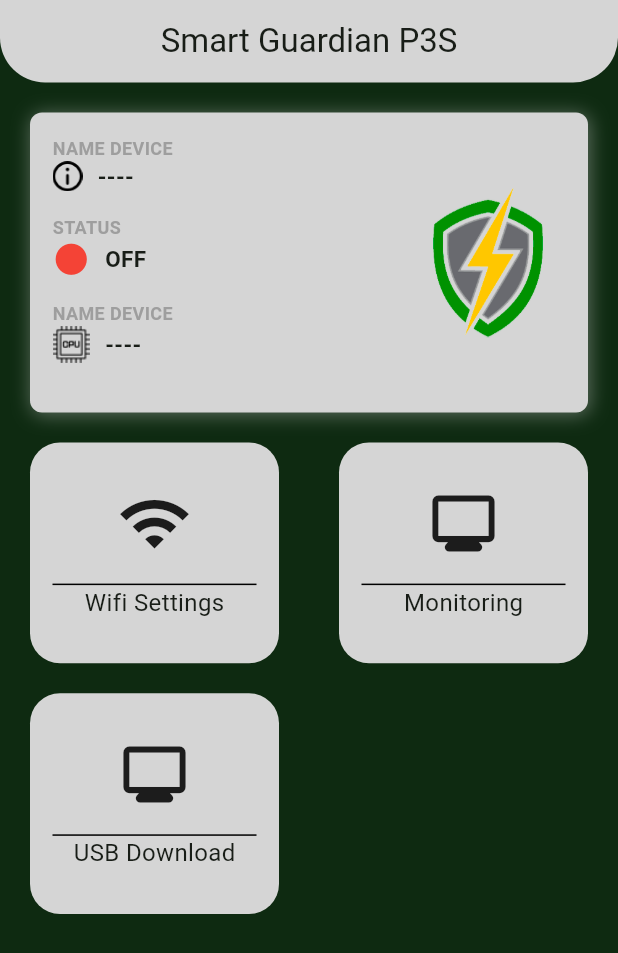
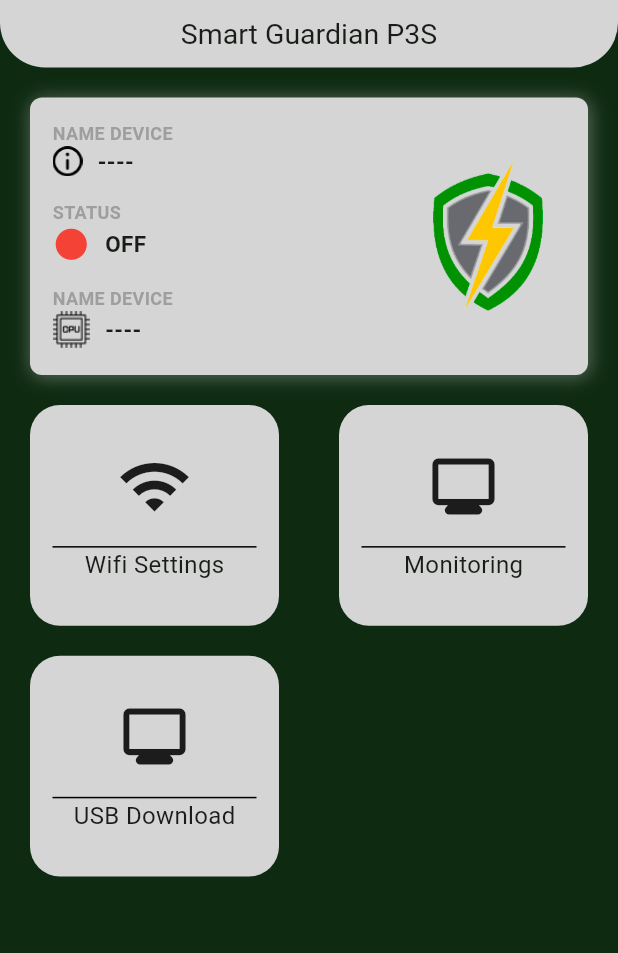
Before and after one commit to jmontero22c/Flutter_Guardian, a Flutter app: the screen it shows after launch, on a phone screen of 412 x 824 dp. Shown: the top 953 px of the screen. Run offline on Flutter 3.47's test engine with Material 3 defaults, Android fonts, the phone set to English and light mode, and no system bars; our stand-ins replace location; missing offline and left inert: network_info_plus.

```diff
--- a/lib/Routes/routes.dart
+++ b/lib/Routes/routes.dart
@@ -1,5 +1,6 @@
 class RouteManager{
   static const home = '/';
   static const wifiSetting = '/wifi_setting';
+  static const monitoringMenu = '/monitoring_menu';
   static const monitoring = '/monitoring';
 }
--- a/lib/components/app_bar.dart
+++ b/lib/components/app_bar.dart
@@ -10,14 +10,16 @@ class AppBarCustom extends StatelessWidget implements PreferredSizeWidget {
     return AppBar(
       backgroundColor: AppColors.secondColor,
       shape: const RoundedRectangleBorder(
-        borderRadius: BorderRadius.vertical(bottom: Radius.circular(30))
+          borderRadius: BorderRadius.vertical(bottom: Radius.circular(30))),
+      centerTitle: true,
+      title: Text(
+        tittle,
+        style: const TextStyle(fontSize: 19),
       ),
-      centerTitle: true,
-      title: Text(tittle),
       iconTheme: const IconThemeData(color: AppColors.mainColor),
     );
   }
 
   @override
-  Size get preferredSize => const Size.fromHeight(55);
+  Size get preferredSize => const Size.fromHeight(45);
 }
--- /dev/null
+++ b/lib/components/box_menu.dart
@@ -0,0 +1,47 @@
+import 'package:flutter/material.dart';
+import 'package:my_app/Colors/colors.dart';
+
+class BoxMenu extends StatelessWidget {
+  final IconData icon;
+  final String tittleBox;
+  final EdgeInsetsGeometry margins;
+  const BoxMenu({
+    super.key,
+    required this.icon,
+    required this.tittleBox,
+    required this.margins
+  });
+
+  @override
+  Widget build(BuildContext context) {
+    return Container(
+      margin: margins,
+      decoration: BoxDecoration(
+        borderRadius: BorderRadius.circular(20),
+        color: AppColors.secondColor,
+      ),
+
+      child: Column(
+        mainAxisAlignment: MainAxisAlignment.center,
+        children: <Widget>[
+          Icon(icon, size: 50),
+          Container(
+            margin: const EdgeInsets.only(left: 15, right: 15, top: 15),
+            decoration: const BoxDecoration(
+              color: Colors.black,
+            ),
+            height: 1,
+          ),
+          Text(
+            tittleBox,
+            style: const TextStyle(
+              fontSize: 16,
+              // fontWeight: FontWeight.bold
+            ),
+          ),
+        ],
+      ),
+    );
+
+  }
+}
--- a/lib/main.dart
+++ b/lib/main.dart
@@ -2,6 +2,7 @@ import 'package:flutter/material.dart';
 import 'package:my_app/Colors/colors.dart';
 import 'package:my_app/Routes/routes.dart';
 import 'package:my_app/viewmodels/wifi_viewmodel.dart';
+import 'package:my_app/views/monitoring.dart';
 import 'package:my_app/views/monitoring_menu.dart';
 import 'package:my_app/views/wifi_settings.dart';
 import 'package:provider/provider.dart';
@@ -30,9 +31,10 @@ class MyApp extends StatelessWidget {
         // home: const MainPage(),
         initialRoute: RouteManager.home,
         routes: {
-          RouteManager.home         : (context) => const MainPage(),
-          RouteManager.wifiSetting  : (context) => const WifiSettings(),
-          RouteManager.monitoring   : (context) => MonitoringMenu(wifiViewModel: Provider.of<WifiViewModel>(context)),
+          RouteManager.home           : (context) => const MainPage(),
+          RouteManager.wifiSetting    : (context) => const WifiSettings(),
+          RouteManager.monitoringMenu : (context) => MonitoringMenu(wifiViewModel: Provider.of<WifiViewModel>(context)),
+          RouteManager.monitoring     : (context) => const Monitoring()
         },
       ),
     );
--- a/lib/services/wifi_services.dart
+++ b/lib/services/wifi_services.dart
@@ -30,7 +30,6 @@ class WifiServices {
     } catch (err) {
       if (err is TimeoutException) {
         log("Se agotó el tiempo de espera");
-
       }
     }
 
--- a/lib/viewmodels/wifi_viewmodel.dart
+++ b/lib/viewmodels/wifi_viewmodel.dart
@@ -9,7 +9,7 @@ class WifiViewModel extends ChangeNotifier{
   // wifiObject.nameSSID = "";
   String _wifiName    = '';
   String _wifiIP      = '';
-  String _modules     = '';
+  String _modules     = 'ACX';
   int    _versionCPU  = 0;
   bool   _wifiStatus  = false;
 
--- a/lib/views/main_page.dart
+++ b/lib/views/main_page.dart
@@ -2,6 +2,7 @@ import 'package:flutter/material.dart';
 import 'package:my_app/Colors/colors.dart';
 import 'package:my_app/Routes/routes.dart';
 import 'package:my_app/components/app_bar.dart';
+import 'package:my_app/components/box_menu.dart';
 import 'package:my_app/viewmodels/wifi_viewmodel.dart';
 import 'package:provider/provider.dart';
 
@@ -34,7 +35,7 @@ class Options extends StatelessWidget {
     1 : {
       'text':'Monitoring',
       'icon':Icons.monitor_rounded,
-      'route':RouteManager.monitoring
+      'route':RouteManager.monitoringMenu
     },
     2 : {
       'text':'USB Download',
@@ -68,7 +69,7 @@ class Options extends StatelessWidget {
                     bottomRight: Radius.circular(8.0),
                     topRight: Radius.circular(8.0)),
             ),
-            height: 200,
+            height: 185,
 
             child: Row(
               mainAxisAlignment: MainAxisAlignment.spaceBetween,
@@ -211,34 +212,10 @@ class Options extends StatelessWidget {
             mainAxisSpacing: 20,
             children: List.generate(buttonsPage.length, (index) {
               return GestureDetector(
-                // borderRadius: BorderRadius.circular(20),
-
-                child: Container(
-                  margin: const EdgeInsets.only(left: 20, right: 20),
-                  decoration: BoxDecoration(
-                    borderRadius: BorderRadius.circular(20),
-                    color: AppColors.secondColor,
-                  ),
-                  child: Column(
-                    mainAxisAlignment: MainAxisAlignment.center,
-                    children: <Widget>[
-                      Icon(buttonsPage[index]!['icon'], size: 50),
-                      Container(
-                        margin: const EdgeInsets.only(left: 15, right: 15, top: 15),
-                        decoration: const BoxDecoration(
-                          color: Colors.black,
-                        ),
-                        height: 1,
-                      ),
-                      Text(
-                        buttonsPage[index]!['text'],
-                        style: const TextStyle(
-                          fontSize: 16,
-                          // fontWeight: FontWeight.bold
-                        ),
-                      ),
-                    ],
-                  ),
+                child: BoxMenu(
+                  icon: buttonsPage[index]!['icon'],
+                  tittleBox:  buttonsPage[index]!['text'],
+                  margins: const EdgeInsets.only(left: 20, right: 20)
                 ),
                 onTap: () {
                   Navigator.pushNamed(context, buttonsPage[index]!['route']);
```
Also changed, not shown: lib/views/monitoring.dart (+78 -11 lines), lib/views/monitoring_menu.dart (+8 -31 lines), assets/tomar_medidas.jpg (added).
